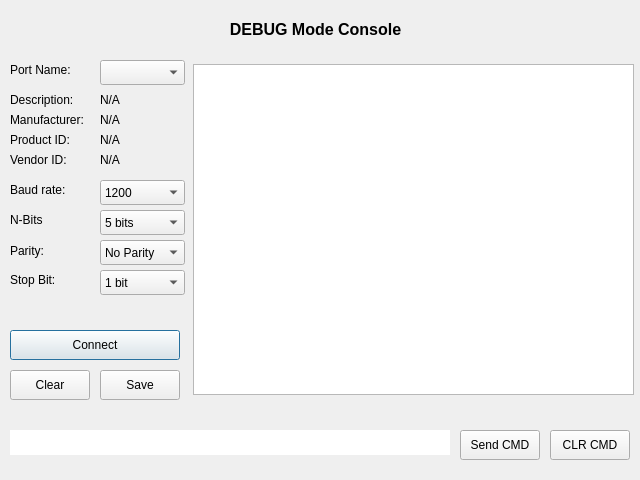
Before: the Qt Designer form Application/_APP_Quadcopter/debug_console.ui in mend0z0/Drone, drawn with Qt 5.
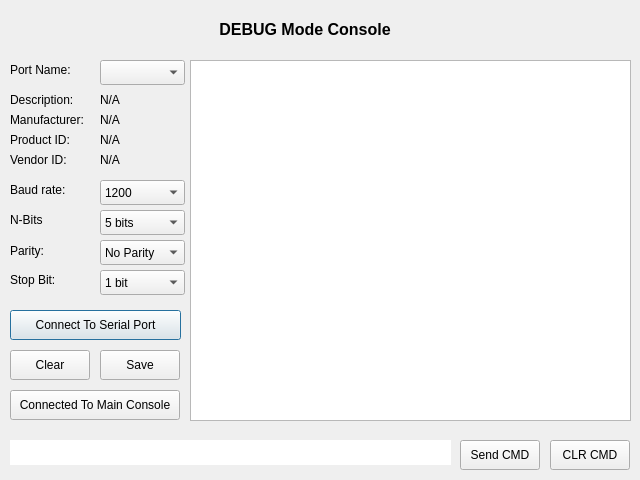
After: the same form once the commit is applied.

Commit message: The debug console has the ability to connect to the main console now

```diff
--- a/Application/_APP_Quadcopter/debug_console.ui
+++ b/Application/_APP_Quadcopter/debug_console.ui
@@ -184,20 +184,20 @@
    <property name="geometry">
     <rect>
      <x>10</x>
-     <y>330</y>
-     <width>170</width>
+     <y>310</y>
+     <width>171</width>
      <height>30</height>
     </rect>
    </property>
    <property name="text">
-    <string>Connect</string>
+    <string>Connect To Serial Port</string>
    </property>
   </widget>
   <widget class="QPushButton" name="pushButton_ClearInput">
    <property name="geometry">
     <rect>
      <x>10</x>
-     <y>370</y>
+     <y>350</y>
      <width>80</width>
      <height>30</height>
     </rect>
@@ -210,7 +210,7 @@
    <property name="geometry">
     <rect>
      <x>100</x>
-     <y>370</y>
+     <y>350</y>
      <width>80</width>
      <height>30</height>
     </rect>
@@ -223,7 +223,7 @@
    <property name="geometry">
     <rect>
      <x>460</x>
-     <y>430</y>
+     <y>440</y>
      <width>80</width>
      <height>30</height>
     </rect>
@@ -236,8 +236,8 @@
    <property name="geometry">
     <rect>
      <x>10</x>
-     <y>430</y>
-     <width>440</width>
+     <y>440</y>
+     <width>441</width>
      <height>25</height>
     </rect>
    </property>
@@ -257,9 +257,9 @@
   <widget class="QLabel" name="label_DEBUGModeConsole">
    <property name="geometry">
     <rect>
-     <x>110</x>
+     <x>100</x>
      <y>10</y>
-     <width>411</width>
+     <width>410</width>
      <height>40</height>
     </rect>
    </property>
@@ -309,7 +309,7 @@
    <property name="geometry">
     <rect>
      <x>550</x>
-     <y>430</y>
+     <y>440</y>
      <width>80</width>
      <height>30</height>
     </rect>
@@ -425,13 +425,26 @@
   <widget class="QTextEdit" name="textEdit_SerialInput">
    <property name="geometry">
     <rect>
-     <x>193</x>
-     <y>64</y>
+     <x>190</x>
+     <y>60</y>
      <width>441</width>
-     <height>331</height>
+     <height>361</height>
     </rect>
    </property>
   </widget>
+  <widget class="QPushButton" name="pushButton_ConnectToMainWindow">
+   <property name="geometry">
+    <rect>
+     <x>10</x>
+     <y>390</y>
+     <width>170</width>
+     <height>30</height>
+    </rect>
+   </property>
+   <property name="text">
+    <string>Connected To Main Console</string>
+   </property>
+  </widget>
  </widget>
  <resources/>
  <connections/>
```
The commit also changes 8 other files.
